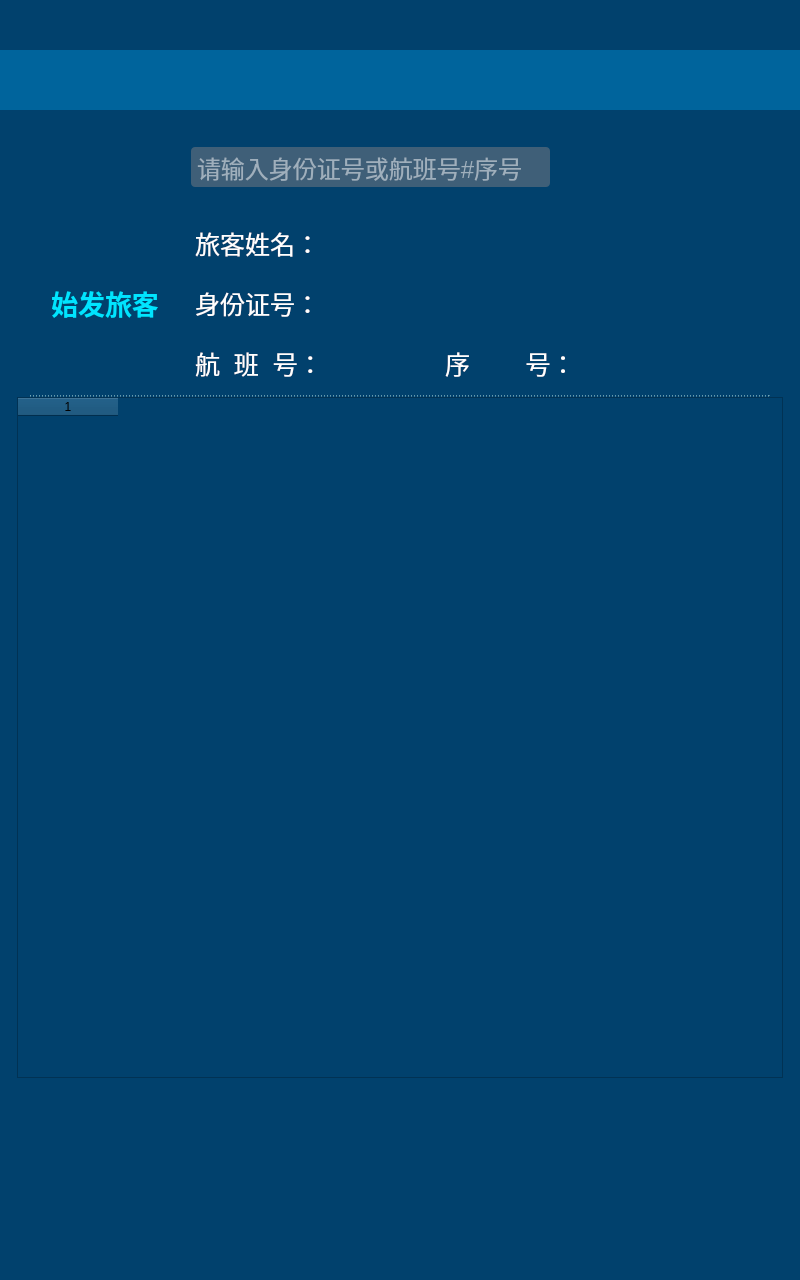
Old version of the form BoardingControl_Linux/UI_Classes/workflowrecording.ui in the repository 17719543022/Review.
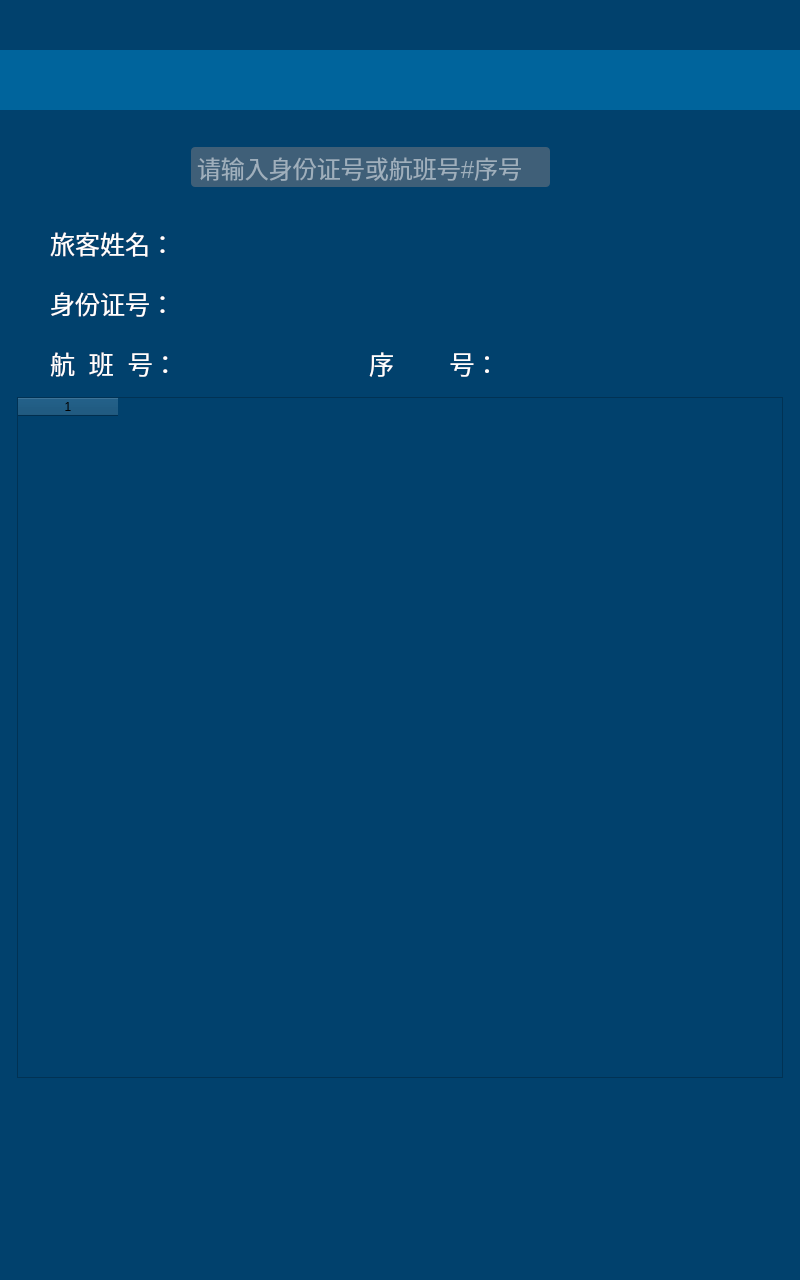
New version of the form. Icons and pictures are not drawn.

What changed in the file:
```diff
--- a/BoardingControl_Linux/UI_Classes/workflowrecording.ui
+++ b/BoardingControl_Linux/UI_Classes/workflowrecording.ui
@@ -279,36 +279,10 @@
 border: 0;
 background: 0;</string>
      </property>
-     <widget class="QLabel" name="passengerLabel">
-      <property name="geometry">
-       <rect>
-        <x>0</x>
-        <y>0</y>
-        <width>180</width>
-        <height>158</height>
-       </rect>
-      </property>
-      <property name="font">
-       <font>
-        <pointsize>20</pointsize>
-        <weight>75</weight>
-        <bold>true</bold>
-       </font>
-      </property>
-      <property name="styleSheet">
-       <string notr="true">color: rgb(0, 228, 255);</string>
-      </property>
-      <property name="text">
-       <string>始发旅客</string>
-      </property>
-      <property name="alignment">
-       <set>Qt::AlignCenter</set>
-      </property>
-     </widget>
      <widget class="QLabel" name="passengerNameLabel_1">
       <property name="geometry">
        <rect>
-        <x>180</x>
+        <x>35</x>
         <y>0</y>
         <width>120</width>
         <height>38</height>
@@ -329,7 +303,7 @@
      <widget class="QLabel" name="passengerCodeLabel_1">
       <property name="geometry">
        <rect>
-        <x>180</x>
+        <x>35</x>
         <y>60</y>
         <width>120</width>
         <height>38</height>
@@ -353,7 +327,7 @@
      <widget class="QLabel" name="passengerFlightLabel_1">
       <property name="geometry">
        <rect>
-        <x>180</x>
+        <x>35</x>
         <y>120</y>
         <width>120</width>
         <height>38</height>
@@ -377,7 +351,7 @@
      <widget class="QLabel" name="boardingNumberLabel_1">
       <property name="geometry">
        <rect>
-        <x>430</x>
+        <x>354</x>
         <y>120</y>
         <width>121</width>
         <height>38</height>
@@ -401,7 +375,7 @@
      <widget class="QLabel" name="passengerNameLabel_2">
       <property name="geometry">
        <rect>
-        <x>305</x>
+        <x>160</x>
         <y>0</y>
         <width>280</width>
         <height>38</height>
@@ -424,9 +398,9 @@
      <widget class="QLabel" name="passengerCodeLabel_2">
       <property name="geometry">
        <rect>
-        <x>305</x>
+        <x>160</x>
         <y>60</y>
-        <width>280</width>
+        <width>350</width>
         <height>38</height>
        </rect>
       </property>
@@ -447,7 +421,7 @@
      <widget class="QLabel" name="boardingNumberLabel_2">
       <property name="geometry">
        <rect>
-        <x>550</x>
+        <x>476</x>
         <y>120</y>
         <width>220</width>
         <height>38</height>
@@ -470,9 +444,9 @@
      <widget class="QLabel" name="passengerFlightLabel_2">
       <property name="geometry">
        <rect>
-        <x>305</x>
+        <x>160</x>
         <y>120</y>
-        <width>121</width>
+        <width>150</width>
         <height>38</height>
        </rect>
       </property>
@@ -491,27 +465,6 @@
       </property>
      </widget>
     </widget>
-    <widget class="QLabel" name="splitLabel">
-     <property name="geometry">
-      <rect>
-       <x>15</x>
-       <y>278</y>
-       <width>740</width>
-       <height>2</height>
-      </rect>
-     </property>
-     <property name="styleSheet">
-      <string notr="true">image: 0;
-background: 0;
-border-radius: 0;
-border-width: 1px;
-border-style: dashed;
-border-color: rgb(135, 183, 194);</string>
-     </property>
-     <property name="text">
-      <string/>
-     </property>
-    </widget>
     <widget class="QTableWidget" name="flowTableWidget">
      <property name="geometry">
       <rect>
```
